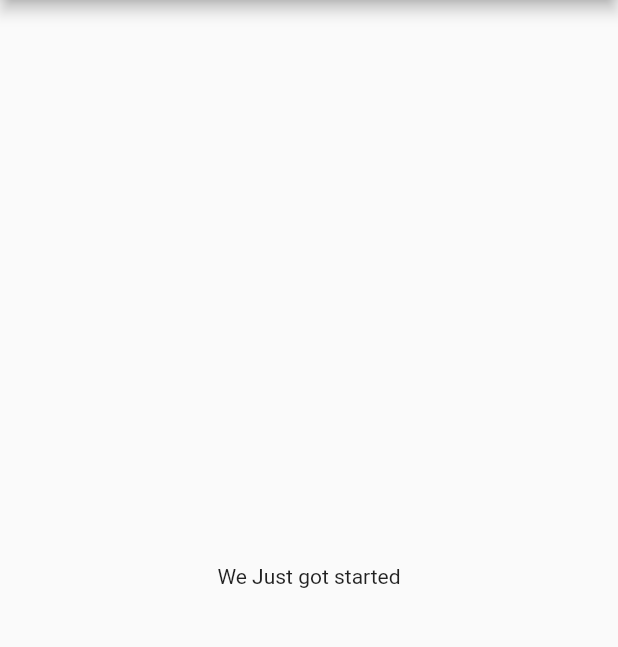
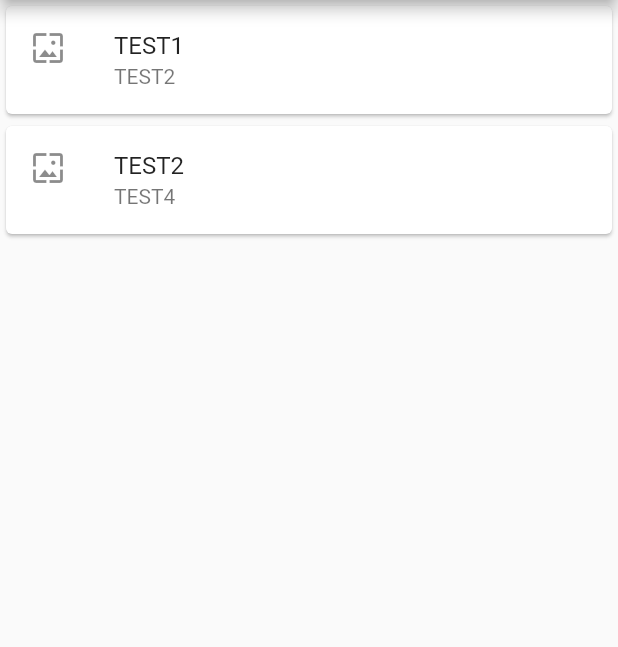
Before and after one commit to srinivasarajui/movz-flutter, a Flutter app: the screen it shows after launch, on a phone screen of 412 x 824 dp, the part 84-731 px from its top. Run offline on Flutter 3.47's test engine with Material 2 defaults, Android fonts, the phone set to English and light mode, and no system bars.

Commit message:
added content list

```diff
--- /dev/null
+++ b/lib/data_model.dart
@@ -0,0 +1,5 @@
+class ContentItem {
+  final String name;
+  final String desc;
+  const ContentItem(this.name, this.desc);
+}
--- a/lib/main.dart
+++ b/lib/main.dart
@@ -1,4 +1,7 @@
 import 'package:flutter/material.dart';
+
+import './ui/content_list.dart';
+import './data_model.dart';
 
 void main() => runApp(new MyApp());
 
@@ -28,15 +31,11 @@ class HomePage extends StatelessWidget {
         title: new Text(this.title),
       ),
       body: new Center(
-        child: new Column(
-          mainAxisAlignment: MainAxisAlignment.center,
-          children: <Widget>[
-            new Text(
-              'We Just got started',
-            ),
-          ],
-        ),
-      ),
+        child:
+            ContentListWidget([new ContentItem("TEST1","TEST2"),
+            new ContentItem("TEST2","TEST4")]),
+      )
+
     );
   }
 }
--- /dev/null
+++ b/lib/ui/content_item.dart
@@ -0,0 +1,25 @@
+import 'package:flutter/material.dart';
+
+import '../data_model.dart';
+
+class ContentItemWidget extends StatelessWidget {
+
+  final ContentItem _item;
+  ContentItemWidget(this._item);
+  @override
+  Widget build(BuildContext context) {
+    return  Card(
+      child:  Column(
+    mainAxisSize: MainAxisSize.min,
+    children: <Widget>[
+       ListTile(
+        leading:  Icon(Icons.wallpaper),
+        title:   Text(_item.name),
+        subtitle:   Text(_item.desc),
+      ),
+
+    ],
+  ),
+    );
+  }
+  }
--- /dev/null
+++ b/lib/ui/content_list.dart
@@ -0,0 +1,19 @@
+import 'package:flutter/material.dart';
+import '../data_model.dart';
+import './content_item.dart';
+
+class ContentListWidget extends StatelessWidget {
+
+  final List<ContentItem> _items;
+  ContentListWidget(this._items);
+  @override
+  Widget build(BuildContext context) {
+    return new ListView.builder(
+          itemCount: _items.length,
+          itemBuilder: (context, index) {
+            return ContentItemWidget(_items[index]);
+          },
+        );
+
+  }
+  }
```
